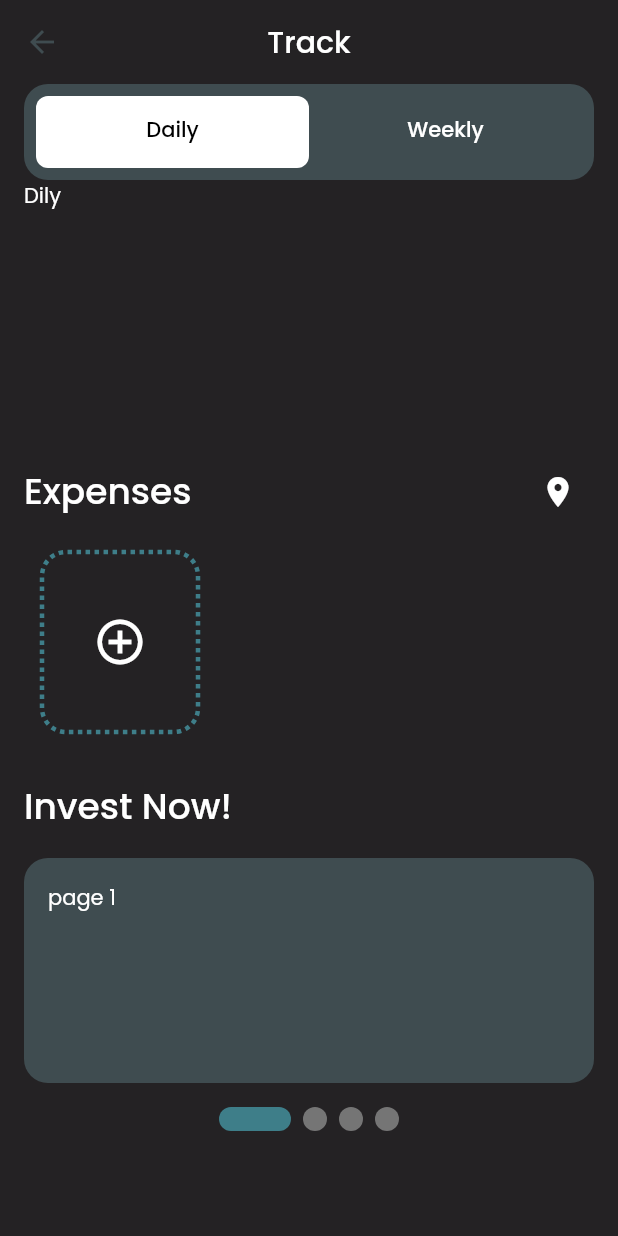
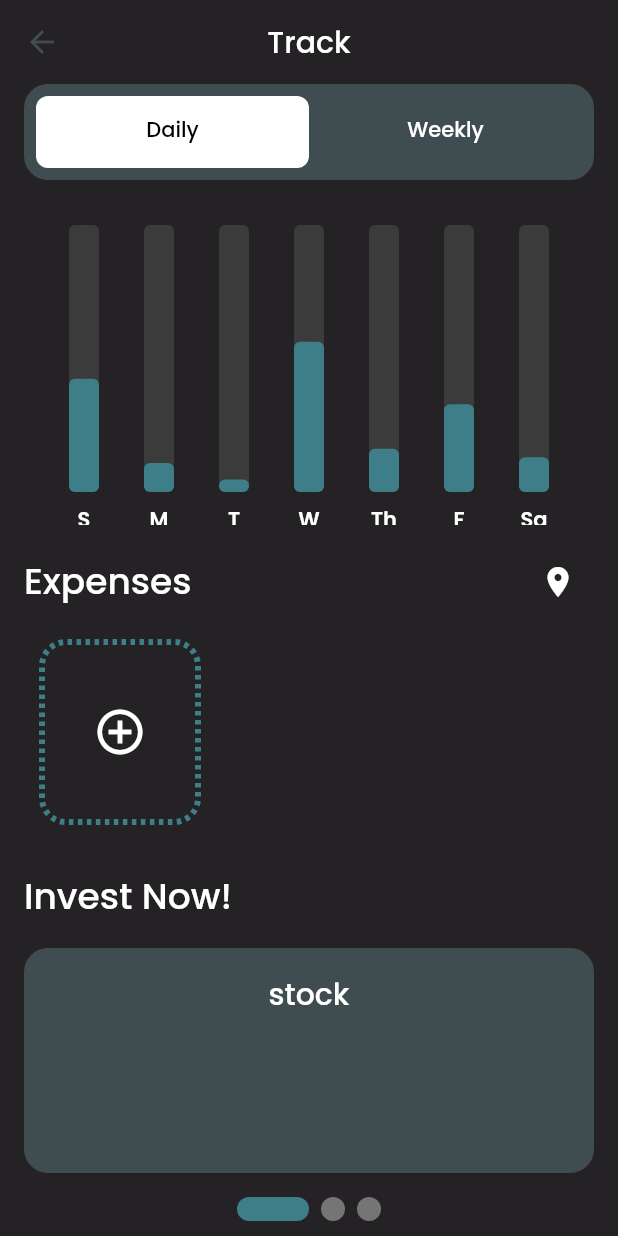
Before and after one commit to hetnakhua/The-Flutterati_Codeshastra, a Flutter app: the Tracking screen opened directly, on a phone screen of 412 x 824 dp. Run offline on Flutter 3.47's test engine with Material 2 defaults, Android fonts, the phone set to English and light mode, and no system bars; drawn by our look-alikes of dotted_border, fl_chart, smooth_page_indicator; our stand-ins replace cloud_firestore, firebase_auth, firebase_core, get, glassmorphism, google_fonts; missing offline and left inert: custom_line_indicator_bottom_navbar, readsms, telephony; accounts and stored records are empty.

Commit message:
add daily bar graph and profile

```diff
--- a/lib/screens/Home/home.dart
+++ b/lib/screens/Home/home.dart
@@ -3,6 +3,7 @@ import 'package:flutter/material.dart';
 import 'package:flutterati_codeshastra/constants/colors.dart';
 import 'package:flutterati_codeshastra/screens/Auth/login.dart';
 import 'package:flutterati_codeshastra/screens/Home/controller/home_controller.dart';
+import 'package:flutterati_codeshastra/screens/Profile/profile.dart';
 import 'package:flutterati_codeshastra/util/re_use.dart';
 import 'package:get/get.dart';
 import 'package:google_fonts/google_fonts.dart';
@@ -94,7 +95,10 @@ class _HomeState extends State<Home> with SingleTickerProviderStateMixin {
                         ),
                         shape: BoxShape.circle),
                   ),
-                  onTap: () {},
+                  onTap: () {
+                    Navigator.pushReplacement(context,
+                        MaterialPageRoute(builder: (builder) => Profile()));
+                  },
                 ),
               ),
               actions: [
--- a/lib/screens/Loan/loan.dart
+++ b/lib/screens/Loan/loan.dart
@@ -20,8 +20,8 @@ class _LoanState extends State<Loan> {
         elevation: 0,
         centerTitle: true,
         title: Text(
-          "Loans",
-          style: TextStyle(color: white, fontSize: 28),
+          "Loan",
+          style: TextStyle(color: white),
         ),
       ),
       body: ListView(
--- a/lib/screens/Track/Tabs/Tab_daily.dart
+++ b/lib/screens/Track/Tabs/Tab_daily.dart
@@ -1,15 +1,26 @@
 import 'package:flutter/material.dart';
+import 'package:flutterati_codeshastra/screens/Track/bar%20graph/bar_graph.dart';
 
 class TabDaily extends StatelessWidget {
   const TabDaily({super.key});
 
   @override
   Widget build(BuildContext context) {
-    return Container(
-      child: Text(
-        'Dily',
-      ),
-      height: 100,
+    // list of weekly expense
+    List<double> weeklySummary = [
+      42.42,
+      10.9,
+      4.70,
+      56.32,
+      16.19,
+      32.89,
+      13.03,
+    ];
+    return Column(
+      children: [
+        SizedBox(height: 30),
+        SizedBox(height: 200, child: MyBarGraph(weeklySummary: weeklySummary,)),
+      ],
     );
   }
 }
--- /dev/null
+++ b/lib/screens/Track/bar graph/bar_data.dart
@@ -0,0 +1,38 @@
+import 'package:flutterati_codeshastra/screens/Track/bar%20graph/individual_bar.dart';
+
+class BarData {
+  final double sunAmount;
+  final double monAmount;
+  final double tueAmount;
+  final double wedAmount;
+  final double thurAmount;
+  final double friAmount;
+  final double satAmount;
+
+  BarData ({
+    required this.sunAmount,
+    required this.monAmount,
+    required this.tueAmount,
+    required this.wedAmount,
+    required this.thurAmount,
+    required this.friAmount,
+    required this.satAmount,
+  });
+
+  List<IndividualBar> barData = [];
+
+  // initialize bar data
+  void initializeBarData() {
+    barData = [
+      IndividualBar(x: 0, y: sunAmount),
+      IndividualBar(x: 1, y: monAmount),
+      IndividualBar(x: 2, y: tueAmount),
+      IndividualBar(x: 3, y: wedAmount),
+      IndividualBar(x: 4, y: thurAmount),
+      IndividualBar(x: 5, y: friAmount),
+      IndividualBar(x: 6, y: satAmount),
+    ];
+  }
+
+
+}
--- /dev/null
+++ b/lib/screens/Track/bar graph/bar_graph.dart
@@ -0,0 +1,99 @@
+import 'package:fl_chart/fl_chart.dart';
+import 'package:flutter/material.dart';
+import 'package:flutterati_codeshastra/constants/colors.dart';
+import 'package:flutterati_codeshastra/screens/Track/bar%20graph/bar_data.dart';
+
+class MyBarGraph extends StatelessWidget {
+  final List weeklySummary;
+  const MyBarGraph({super.key, required this.weeklySummary});
+
+  @override
+  Widget build(BuildContext context) {
+    // initialize bar data
+    BarData myBarData = BarData(
+      sunAmount: weeklySummary[0],
+      monAmount: weeklySummary[1],
+      tueAmount: weeklySummary[2],
+      wedAmount: weeklySummary[3],
+      thurAmount: weeklySummary[4],
+      friAmount: weeklySummary[5],
+      satAmount: weeklySummary[6],
+    );
+    myBarData.initializeBarData();
+    return BarChart(
+      BarChartData(
+        maxY: 100,
+        minY: 0,
+        gridData: FlGridData(show: false),
+        borderData: FlBorderData(show: false),
+        titlesData: FlTitlesData(
+          show: true,
+          topTitles: AxisTitles(sideTitles: SideTitles(showTitles: false)),
+          leftTitles: AxisTitles(sideTitles: SideTitles(showTitles: false)),
+          rightTitles: AxisTitles(sideTitles: SideTitles(showTitles: false)),
+          bottomTitles: AxisTitles(
+              sideTitles: SideTitles(
+            showTitles: true,
+            getTitlesWidget: getBottomTiles,
+          )),
+        ),
+        barGroups: myBarData.barData
+            .map(
+              (data) => BarChartGroupData(
+                x: data.x,
+                barRods: [
+                  BarChartRodData(
+                      toY: data.y,
+                      color: midnightGreenLight,
+                      width: 20,
+                      borderRadius: BorderRadius.circular(4),
+                      backDrawRodData: BackgroundBarChartRodData(
+                        show: true,
+                        toY: 100,
+                        color: disabledGrey.withOpacity(0.3),
+                      )),
+                ],
+              ),
+            )
+            .toList(),
+      ),
+    );
+  }
+}
+
+Widget getBottomTiles(double value, TitleMeta meta) {
+  const style = TextStyle(
+    fontWeight: FontWeight.w600,
+    fontSize: 14,
+  );
+
+  Widget text;
+  switch (value.toInt()) {
+    case 0:
+      text = Text('S', style: style);
+      break;
+    case 1:
+      text = Text('M', style: style);
+      break;
+    case 2:
+      text = Text('T', style: style);
+      break;
+    case 3:
+      text = Text('W', style: style);
+      break;
+    case 4:
+      text = Text('Th', style: style);
+      break;
+    case 5:
+      text = Text('F', style: style);
+      break;
+    case 6:
+      text = Text('Sa', style: style);
+      break;
+
+    default:
+      text = Text('', style: style);
+      break;
+  }
+  return SideTitleWidget(child: text, axisSide: meta.axisSide);
+}
--- /dev/null
+++ b/lib/screens/Track/bar graph/individual_bar.dart
@@ -0,0 +1,6 @@
+class IndividualBar {
+  final int x;
+  final double y;
+
+  IndividualBar({required this.x, required this.y});
+}
--- a/lib/screens/Track/track.dart
+++ b/lib/screens/Track/track.dart
@@ -172,7 +172,7 @@ class _TrackingState extends State<Tracking>
                                               borderType: BorderType.RRect,
                                               dashPattern: [3, 3],
                                               color: midnightGreenLight,
-                                              strokeWidth: 3,
+                                              strokeWidth: 4,
                                               radius: Radius.circular(16),
                                               child: Container(
                                                 width: 100,
@@ -262,10 +262,9 @@ class _TrackingState extends State<Tracking>
                     child: PageView(
                       controller: _pageController,
                       children: [
-                        investNowPage(context, 1),
-                        investNowPage(context, 2),
-                        investNowPage(context, 3),
-                        investNowPage(context, 4),
+                        investNowPage(context, 1, 'stock'),
+                        investNowPage(context, 2, 'FD'),
+                        investNowPage(context, 3, 'Equity'),
                       ],
                     ),
                   ),
@@ -275,7 +274,7 @@ class _TrackingState extends State<Tracking>
                     children: [
                       SmoothPageIndicator(
                         controller: _pageController,
-                        count: 4,
+                        count: 3,
                         effect: ExpandingDotsEffect(
                           activeDotColor: midnightGreenLight,
                           dotColor: disabledGrey,
--- a/lib/util/re_use.dart
+++ b/lib/util/re_use.dart
@@ -88,7 +88,7 @@ Column inputText(String text, String hintText, TextEditingController controller,
 Container tabsContainer(
     BuildContext context, TabController tabController, List<MyTab> myTabs) {
   return Container(
-    height: 240, // MediaQuery.of(context).size.height,
+    height: 300, // MediaQuery.of(context).size.height,
     // color: pink,
     child: Column(
       children: [
@@ -286,7 +286,7 @@ Widget balanceCard(BuildContext context) {
       });
 }
 
-Container investNowPage(BuildContext context, int pg) {
+Container investNowPage(BuildContext context, int pg, String topic) {
   return Container(
     padding: EdgeInsets.all(16),
     width: 200,
@@ -295,7 +295,14 @@ Container investNowPage(BuildContext context, int pg) {
       color: outerSpaceGrey,
       borderRadius: BorderRadius.circular(16),
     ),
-    child: Text('page $pg'),
+    child: Text(
+      topic,
+      textAlign: TextAlign.center,
+      style: TextStyle(
+        fontSize: 20,
+        fontWeight: FontWeight.w500,
+      ),
+    ),
   );
 }
 
--- a/pubspec.yaml
+++ b/pubspec.yaml
@@ -50,7 +50,7 @@ dependencies:
 
   custom_line_indicator_bottom_navbar: ^0.0.8
   dotted_border: ^2.0.0+3
-  fl_chart:
+  fl_chart: ^0.60.0
   smooth_page_indicator: ^1.0.1
 
 dev_dependencies:
```
Also changed, not shown: lib/screens/Profile/profile.dart (+83 -1 lines), pubspec.lock.
